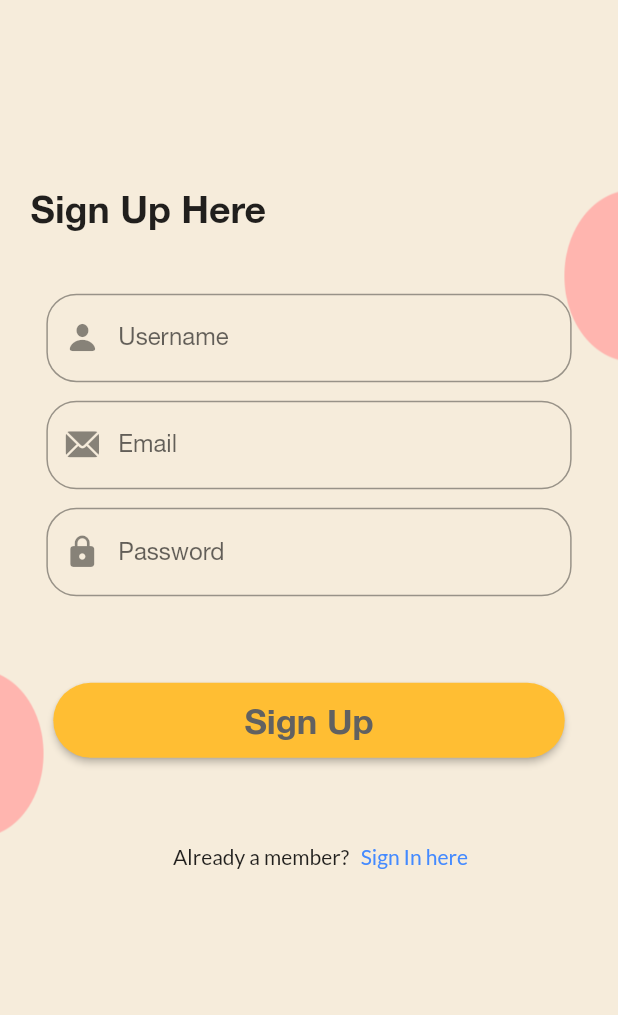
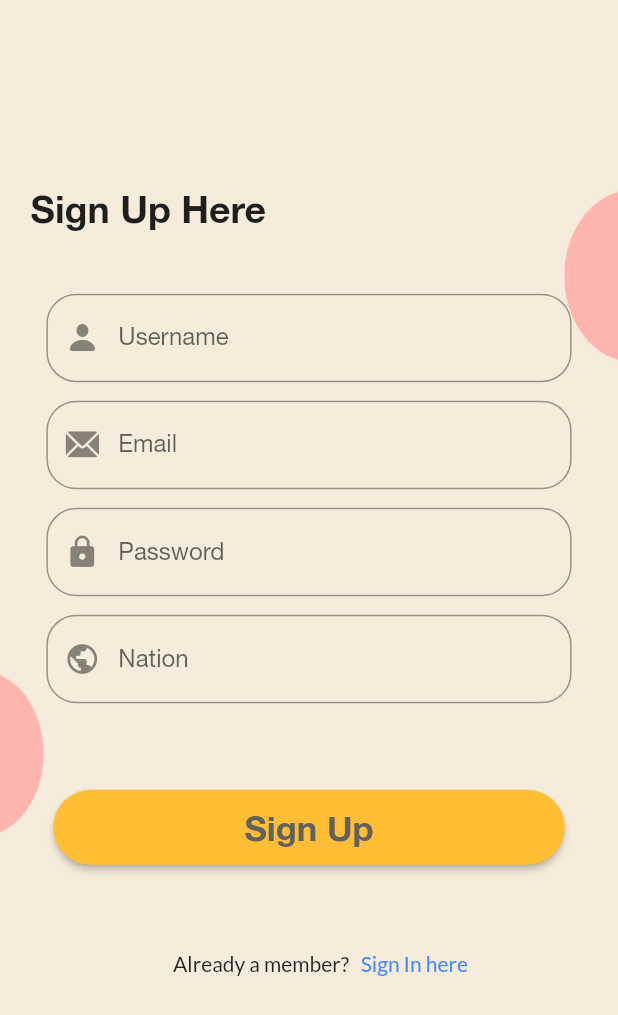
Before and after one commit to nguynduyanh169/vietnamese_learning, a Flutter app: the SignUpScreen screen opened directly, on a phone screen of 412 x 824 dp. Shown: the top 1015 px of the screen. Run offline on Flutter 3.47's test engine with Material 2 defaults, Android fonts, the phone set to English and light mode, and no system bars; our stand-ins replace assets_audio_player, avatar_glow, bloc, cool_alert, dio, file and 17 more; missing offline and left inert: cached_video_player, camera_camera, flutter_audio_recorder, google_speech, highlight_text; accounts and stored records are empty; project files that could hold a hidden picture were left out.

Commit message:
baohq add nation field for sign up

```diff
--- a/lib/src/resources/signup_screen.dart
+++ b/lib/src/resources/signup_screen.dart
@@ -1,11 +1,14 @@
 import 'package:flutter/cupertino.dart';
 import 'package:flutter/material.dart';
 import 'package:flutter_bloc/flutter_bloc.dart';
-import 'package:google_fonts/google_fonts.dart';
 import 'package:vietnamese_learning/src/config/size_config.dart';
 import 'package:vietnamese_learning/src/cubit/register_cubit.dart';
+import 'package:vietnamese_learning/src/resources/edit_post_screen.dart';
+import 'package:vietnamese_learning/src/resources/home_screen.dart';
 import 'package:vietnamese_learning/src/resources/level_screen.dart';
 import 'package:vietnamese_learning/src/states/register_state.dart';
+import 'package:modal_bottom_sheet/modal_bottom_sheet.dart';
+import 'package:vietnamese_learning/src/widgets/choose_nation.dart';
 
 import '../data/user_repository.dart';
 import 'level_screen.dart';
@@ -23,12 +26,35 @@ class _SignUpState extends State<SignUpScreen> {
       _passwordController,
       _usernameController;
 
+  var nationIndex = 0;
+
+  final List nationList = const [
+    {
+      'nation': 'Vietnam',
+      'imgPath': 'assets/images/vietnamflag.png',
+    },
+    {
+      'nation': 'USA',
+      'imgPath': 'assets/images/usaflag.png',
+    },
+    {
+      'nation': 'France',
+      'imgPath': 'assets/images/franceflag.png',
+    },
+  ];
+
   @override
   void initState() {
     super.initState();
     _emailController = new TextEditingController();
     _passwordController = new TextEditingController();
     _usernameController = new TextEditingController();
+  }
+
+  Widget _chooseNation(List nation) {
+    return ChooseNation(
+      nation: nation,
+    );
   }
 
   String _password, _username, _email;
@@ -142,20 +168,32 @@ class _SignUpState extends State<SignUpScreen> {
                 ),
               ),
             ),
-            // SizedBox(
-            //   height: SizeConfig.blockSizeVertical * 1.5,
-            // ),
-            // Container(
-            //   width: SizeConfig.blockSizeHorizontal * 85,
-            //   child: TextField(
-            //     obscureText: true,
-            //     decoration: InputDecoration(
-            //       border: OutlineInputBorder(
-            //           borderRadius: BorderRadius.circular(20.0)),
-            //       labelText: 'Confirm Password',
-            //     ),
-            //   ),
-            // ),
+            SizedBox(
+              height: SizeConfig.blockSizeVertical * 1.5,
+            ),
+            Container(
+              width: SizeConfig.blockSizeHorizontal * 85,
+              child: TextField(
+                style: TextStyle(fontFamily: 'Helvetica'),
+                obscureText: true,
+                decoration: InputDecoration(
+                  border: OutlineInputBorder(
+                      borderRadius: BorderRadius.circular(20.0)),
+                  labelText: 'Nation',
+                  prefixIcon: Icon(Icons.public),
+                ),
+                readOnly: true,
+                onTap: () {
+                  showCupertinoModalBottomSheet(
+                    expand: false,
+                    context: context,
+                    backgroundColor: Colors.transparent,
+                    builder: (context, scrollController) =>
+                        _chooseNation(nationList),
+                  );
+                },
+              ),
+            ),
             SizedBox(
               height: SizeConfig.blockSizeVertical * 7,
             ),
--- a/pubspec.yaml
+++ b/pubspec.yaml
@@ -115,6 +115,9 @@ flutter:
      - assets/images/cardgame.gif
      - assets/vnamese-master-c53480d8ac94.json
      - assets/images/matching_game_card.png
+     - assets/images/vietnamflag.png
+     - assets/images/usaflag.png
+     - assets/images/franceflag.png
   fonts:
     - family: Helvetica
       fonts:
```
Also changed, not shown: lib/src/widgets/choose_nation.dart (added, +86 -0 lines), assets/images/franceflag.png (added), assets/images/usaflag.png (added), assets/images/vietnamflag.png (added).
